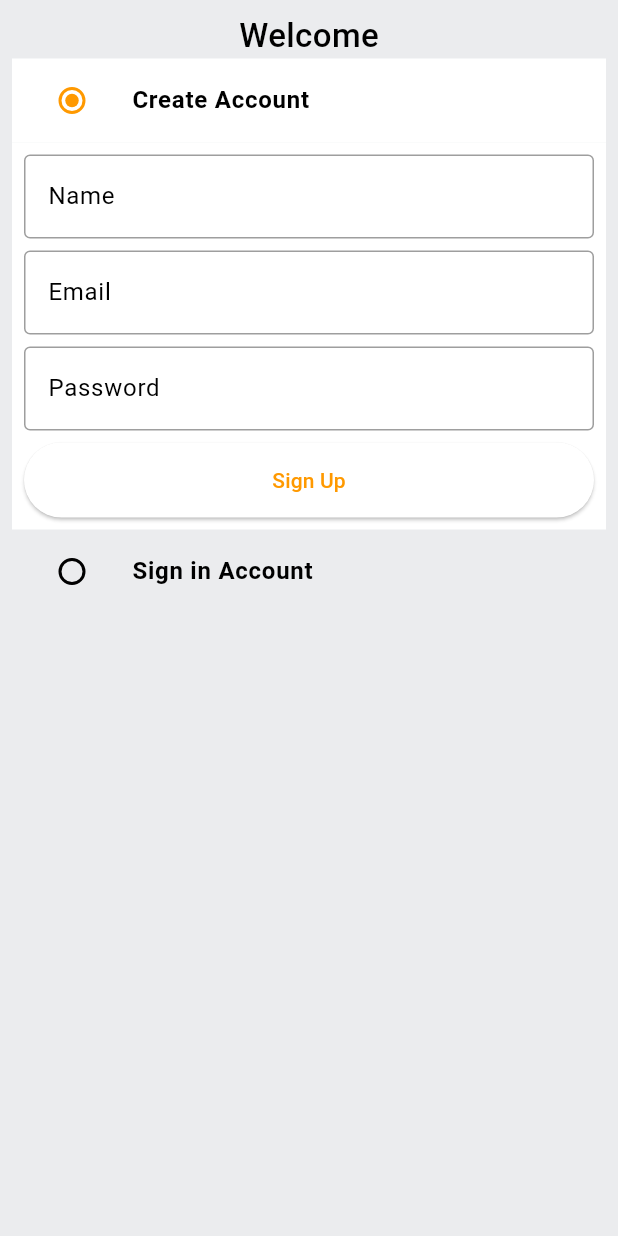
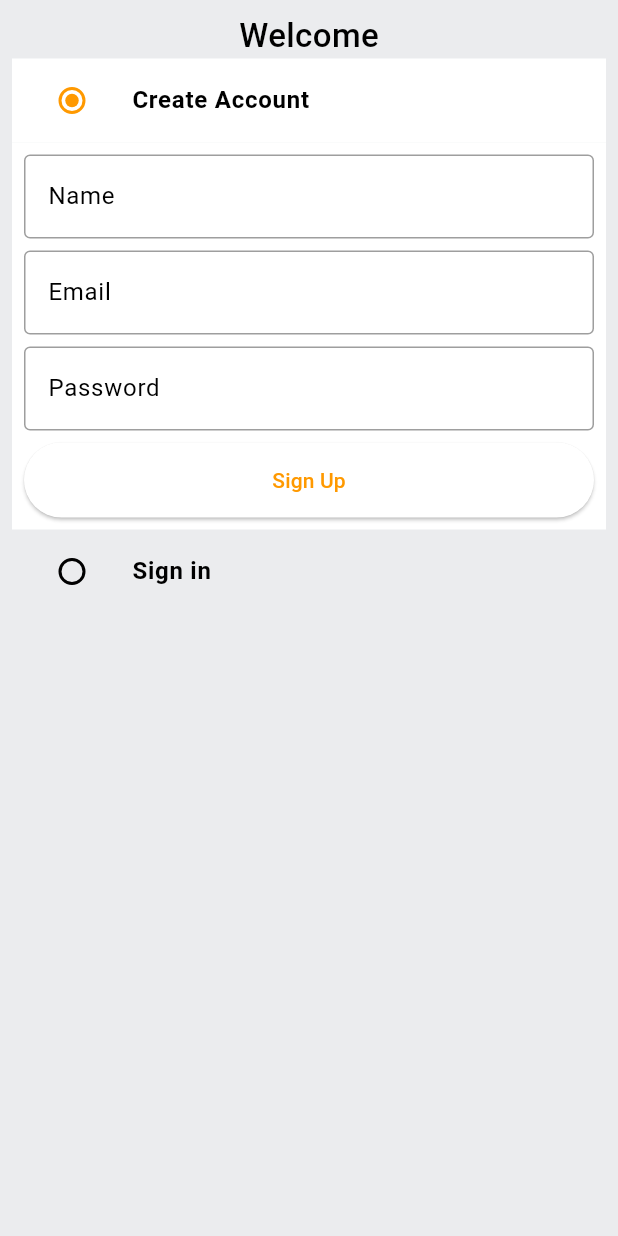
Before and after one commit to nafi-ullah/Flutter-FullStack-Ecommerce, a Flutter app: the screen it shows after launch, on a phone screen of 412 x 824 dp. Run offline on Flutter 3.47's test engine with Material 2 defaults, Android fonts, the phone set to English and light mode, and no system bars.

Commit message:
auth screen update

```diff
--- a/lib/features/auth/screens/auth_screen.dart
+++ b/lib/features/auth/screens/auth_screen.dart
@@ -106,7 +106,8 @@ class _AuthScreenState extends State<AuthScreen> {
                 ),
 
                 ListTile(
-                  title:  const Text("Sign in Account",
+                   tileColor: _auth == Auth.signin ? GlobalVariable.backgroundColor : GlobalVariable.greyBackgroundCOlor,
+                  title:  const Text("Sign in",
                   style: TextStyle(
                     fontWeight: FontWeight.bold
                   )
```
